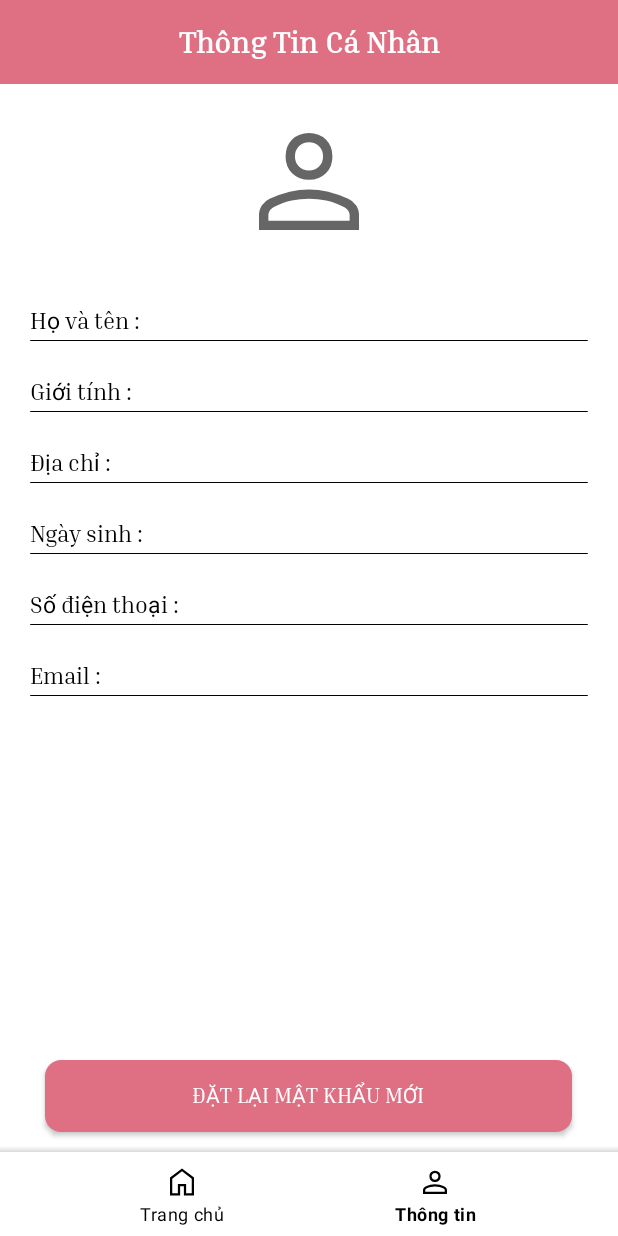
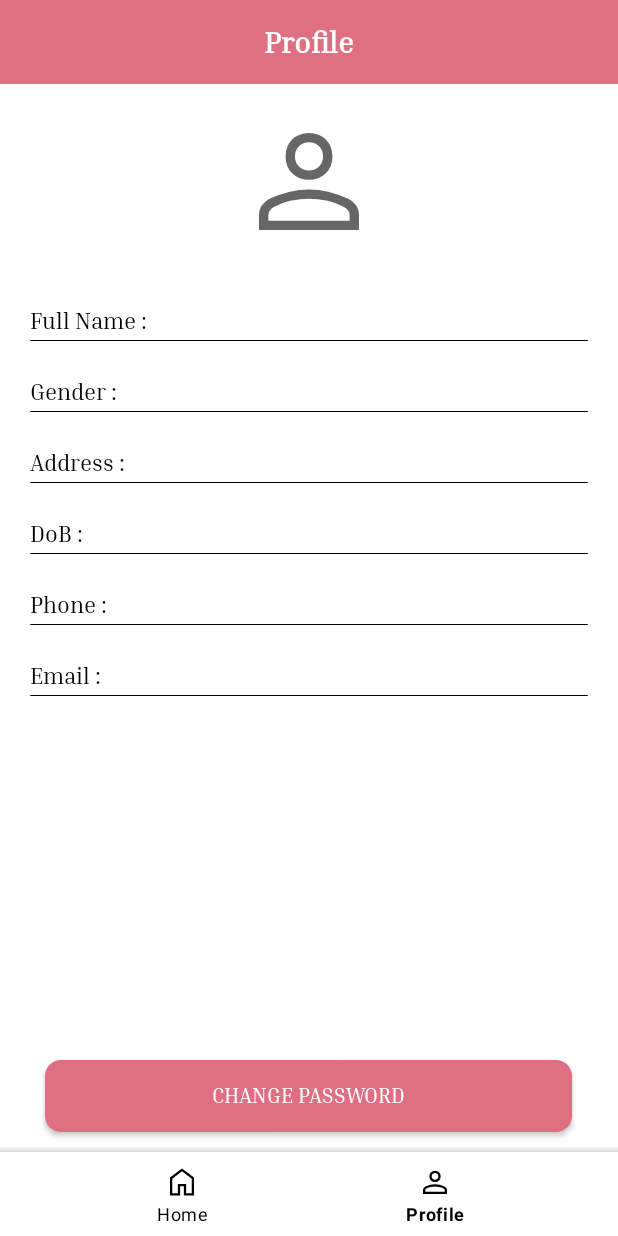
Before and after one commit to Henlla/SMSAPP, an Android app: the HomeFragment screen opened directly, with no data from a screen before it, item 2 of the bottom bar chosen, on a phone screen of 412 x 824 dp. Run offline under Robolectric (Android 15) with nearby library versions, the phone set to English and light mode, and no system bars; our stand-ins replace CircleImageView, Firebase (no records; nobody signed in at launch, a user with empty details on screens opened directly), sdp/ssp sizes; libraries missing offline, so code that uses them is left out: com.auth0.jwt, com.smarteist.autoimageslider, dev.shreyaspatil; pictures from the network do not load; 20 statements that could not run were skipped.

```diff
--- a/app/src/main/AndroidManifest.xml
+++ b/app/src/main/AndroidManifest.xml
@@ -2,6 +2,8 @@
 <manifest xmlns:android="http://schemas.android.com/apk/res/android"
           xmlns:tools="http://schemas.android.com/tools"
           package="com.demo1.smsapp">
+    <uses-permission android:name="android.permission.INTERNET"/>
+
     <uses-permission android:name="android.permission.READ_EXTERNAL_STORAGE"/>
     <uses-permission android:name="android.permission.WRITE_EXTERNAL_STORAGE"/>
     <uses-permission android:name="android.permission.POST_NOTIFICATIONS" tools:node="remove"/>
--- a/app/src/main/java/com/demo1/smsapp/adapter/ListScheduleAdapter.java
+++ b/app/src/main/java/com/demo1/smsapp/adapter/ListScheduleAdapter.java
@@ -67,6 +67,12 @@ public class ListScheduleAdapter extends RecyclerView.Adapter<ListScheduleAdapte
         oldList.addAll(newList);
     }
 
+    public void clear() {
+        int size = scheduleDetails.size();
+        scheduleDetails.clear();
+        notifyItemRangeRemoved(0, size);
+    }
+
     public static class ListScheduleVH extends RecyclerView.ViewHolder{
         ListScheduleBinding scheduleBinding;
         public ListScheduleVH(ListScheduleBinding scheduleBinding) {
--- a/app/src/main/java/com/demo1/smsapp/api/ClassAPI.java
+++ b/app/src/main/java/com/demo1/smsapp/api/ClassAPI.java
@@ -2,13 +2,15 @@ package com.demo1.smsapp.api;
 
 import com.demo1.smsapp.dto.ResponseModel;
 import retrofit2.Call;
-import retrofit2.http.GET;
-import retrofit2.http.Header;
-import retrofit2.http.Path;
+import retrofit2.http.*;
 
 public interface ClassAPI {
 
     @GET("getClass/{classId}")
     Call<ResponseModel> getClassById(@Header("Authorization")String _token, @Path("classId")Integer classId);
 
+    @POST("findClassCode")
+    @FormUrlEncoded
+    Call<ResponseModel> findClassCode(@Header("Authorization")String _token, @Field("classCode") String classCode);
+
 }
--- a/app/src/main/java/com/demo1/smsapp/fragment/HomeFragment.java
+++ b/app/src/main/java/com/demo1/smsapp/fragment/HomeFragment.java
@@ -43,6 +43,7 @@ import com.demo1.smsapp.models.*;
 import com.demo1.smsapp.utils.ConvertDayOfWeek;
 import com.google.android.gms.tasks.OnFailureListener;
 import com.google.android.gms.tasks.OnSuccessListener;
+import com.google.android.gms.tasks.Task;
 import com.google.firebase.crashlytics.buildtools.reloc.com.google.common.reflect.TypeToken;
 import com.google.firebase.storage.FirebaseStorage;
 import com.google.firebase.storage.StorageReference;
@@ -52,6 +53,7 @@ import com.smarteist.autoimageslider.SliderAnimations;
 import com.smarteist.autoimageslider.SliderView;
 import dev.shreyaspatil.MaterialDialog.MaterialDialog;
 import dev.shreyaspatil.MaterialDialog.interfaces.DialogInterface;
+import org.jetbrains.annotations.NotNull;
 import retrofit2.Call;
 import retrofit2.Callback;
 import retrofit2.Response;
@@ -127,7 +129,7 @@ public class HomeFragment extends Fragment {
     }
 
     private void processBtnCloseNotification() {
-        fragmentHomeBinding.btnCloseNotice.setOnClickListener(view->{
+        fragmentHomeBinding.btnCloseNotice.setOnClickListener(view -> {
             fragmentHomeBinding.layoutNotification.setVisibility(View.GONE);
         });
     }
@@ -165,8 +167,8 @@ public class HomeFragment extends Fragment {
                                                 for (ScheduleDetail scheduleDetail : schedule.getScheduleDetailsById()) {
                                                     if (LocalDate.parse(scheduleDetail.getDate()).equals(currenDate)) {
                                                         fragmentHomeBinding.layoutNotification.setVisibility(View.VISIBLE);
-                                                        fragmentHomeBinding.subName.setText("Môn: "+scheduleDetail.getSubjectBySubjectId().getSubjectName());
-                                                        fragmentHomeBinding.time.setText("Vào lúc: "+ConvertDayOfWeek.convertShift(classses.getShift()));
+                                                        fragmentHomeBinding.subName.setText("Môn: " + scheduleDetail.getSubjectBySubjectId().getSubjectName());
+                                                        fragmentHomeBinding.time.setText("Vào lúc: " + ConvertDayOfWeek.convertShift(classses.getShift()));
                                                     }
                                                 }
                                             }
@@ -220,18 +222,18 @@ public class HomeFragment extends Fragment {
 
     public List<FunctionModel> listF() {
         List<FunctionModel> functionModels = new ArrayList<>();
-        FunctionModel attendance = new FunctionModel(ERole.Teacher.toString(), "Điểm danh", ATTENDANCE.toString(), R.drawable.logout_2);
-        FunctionModel mark = new FunctionModel(ERole.Teacher.toString(), "Xem điểm", MARK.toString(), R.drawable.logout_2);
-        FunctionModel schedule = new FunctionModel(ERole.Student.toString(), "Thời khóa biểu", SCHEDULES.toString(), R.drawable.logout_2);
-        FunctionModel application = new FunctionModel(ERole.Student.toString(), "Nợp đơn", APPLICATION.toString(), R.drawable.logout_2);
-        FunctionModel schedule1 = new FunctionModel(ERole.Teacher.toString(), "Thời khóa biểu1", SCHEDULES.toString(), R.drawable.logout_2);
-        FunctionModel schedule2 = new FunctionModel(ERole.Teacher.toString(), "Thời khóa biểu2", SCHEDULES.toString(), R.drawable.logout_2);
+        FunctionModel attendance = new FunctionModel(ERole.Teacher.toString(), "Attendance", ATTENDANCE.toString(), R.drawable.attendance);
+        FunctionModel attendanceStudent = new FunctionModel(ERole.Student.toString(), "Attendance", ATTENDANCE.toString(), R.drawable.attendance);
+        FunctionModel mark = new FunctionModel(ERole.Teacher.toString(), "Mark", MARK.toString(), R.drawable.logout_2);
+        FunctionModel schedule = new FunctionModel(ERole.Student.toString(), "Timetable", SCHEDULES.toString(), R.drawable.schedule);
+        FunctionModel application = new FunctionModel(ERole.Student.toString(), "Application", APPLICATION.toString(), R.drawable.resume);
+        FunctionModel checkMark = new FunctionModel(ERole.Student.toString(), "Mark", MARK.toString(), R.drawable.check_mark);
         functionModels.add(attendance);
         functionModels.add(mark);
         functionModels.add(schedule);
         functionModels.add(application);
-        functionModels.add(schedule1);
-        functionModels.add(schedule2);
+        functionModels.add(attendanceStudent);
+        functionModels.add(checkMark);
         return functionModels;
     }
 
@@ -282,8 +284,8 @@ public class HomeFragment extends Fragment {
     private void processLogout() {
         fragmentHomeBinding.btnLogout.setOnClickListener(view -> {
             mDialog = new MaterialDialog.Builder(homeActivity)
-                    .setTitle("Đăng xuất")
-                    .setMessage("Bạn có muốn đăng xuất !")
+                    .setTitle("Logout")
+                    .setMessage("Do you wanna logout !")
                     .setCancelable(false)
                     .setPositiveButton("", R.drawable.logout_2, new MaterialDialog.OnClickListener() {
                         @Override
@@ -322,19 +324,14 @@ public class HomeFragment extends Fragment {
         reference.getDownloadUrl().addOnSuccessListener(new OnSuccessListener<Uri>() {
             @Override
             public void onSuccess(Uri uri) {
+                Log.e("uri",uri.toString());
                 Glide.with(context)
                         .load(uri)
+                        .error(R.drawable.image_notavailable)
                         .centerCrop()
-                        .error(R.drawable.image_notavailable)
                         .into(fragmentHomeBinding.profileImage);
             }
-        }).addOnFailureListener(new OnFailureListener() {
-            @Override
-            public void onFailure(@NonNull Exception exception) {
-                // Handle any errors
-                Log.e("fb",exception.getMessage());
-            }
-        });;
+        });
         String fullName = profile.getFirstName() + " " + profile.getLastName();
         fragmentHomeBinding.username.setText(fullName);
     }
--- a/app/src/main/res/layout/activity_change_password.xml
+++ b/app/src/main/res/layout/activity_change_password.xml
@@ -26,7 +26,7 @@
                   android:textColor="@color/white"
                   android:textStyle="bold"
                   android:id="@+id/sub_title"
-                  android:text="Thay đổi mật khẩu"/>
+                  android:text="Change password"/>
         <ImageView android:layout_width="@dimen/_30sdp"
                    android:layout_height="@dimen/_30sdp"
                    android:layout_gravity="end"
@@ -48,7 +48,7 @@
                   android:layout_height="wrap_content"
                   android:layout_centerVertical="true"
                   android:fontFamily="@font/inria_serif_regular"
-                  android:text="Mật khẩu cũ :"
+                  android:text="Old password :"
                   style="@style/label"/>
         <EditText android:layout_width="wrap_content"
                   android:layout_height="wrap_content"
@@ -82,7 +82,7 @@
                   android:layout_height="wrap_content"
                   android:layout_centerVertical="true"
                   android:fontFamily="@font/inria_serif_regular"
-                  android:text="Mật khẩu mới :"
+                  android:text="New password :"
                   style="@style/label"/>
         <EditText android:layout_width="wrap_content"
                   android:layout_height="wrap_content"
--- a/app/src/main/res/layout/activity_list_news.xml
+++ b/app/src/main/res/layout/activity_list_news.xml
@@ -28,7 +28,7 @@
                   android:textColor="@color/white"
                   android:textStyle="bold"
                   android:id="@+id/sub_title"
-                  android:text="Danh sách tin tức"/>
+                  android:text="List news"/>
     </androidx.appcompat.widget.Toolbar>
     <androidx.recyclerview.widget.RecyclerView android:layout_width="match_parent"
                                                android:layout_height="wrap_content"
--- a/app/src/main/res/layout/activity_login.xml
+++ b/app/src/main/res/layout/activity_login.xml
@@ -31,7 +31,7 @@
                   android:layout_marginTop="5dp"
                   android:background="@null"
                   android:fontFamily="@font/inria_serif_regular"
-                  android:hint="Tên đăng nhập "
+                  android:hint="Username "
                   android:layout_toEndOf="@+id/icon_user"/>
     </RelativeLayout>
     <RelativeLayout android:layout_width="match_parent"
@@ -53,7 +53,7 @@
                   android:id="@+id/lg_password"
                   android:fontFamily="@font/inria_serif_regular"
                   android:layout_marginStart="10dp"
-                  android:hint="Mật khẩu"
+                  android:hint="Password"
                   android:inputType="textPassword"
                   android:layout_toEndOf="@+id/icon_password"/>
         <ImageView android:id="@+id/hideShowPass"
@@ -83,7 +83,7 @@
     <androidx.appcompat.widget.AppCompatButton android:layout_width="200dp"
             android:id="@+id/btnLogin"
             android:layout_marginTop="40dp"
-            android:text="Đăng nhập"
+            android:text="Login"
             android:fontFamily="@font/inria_serif_regular"
             android:background="@drawable/btnlogin_background"
             android:layout_height="wrap_content"/>
--- a/app/src/main/res/layout/fragment_profile.xml
+++ b/app/src/main/res/layout/fragment_profile.xml
@@ -13,7 +13,7 @@
         <TextView android:layout_width="wrap_content"
                   android:layout_height="wrap_content"
                   android:fontFamily="@font/inria_serif_regular"
-                  android:text="Thông Tin Cá Nhân"
+                  android:text="Profile"
                   android:layout_gravity="center"
                   android:textColor="@color/white"
                   android:textStyle="bold"
@@ -58,7 +58,7 @@
                       android:layout_height="wrap_content"
                       android:layout_centerVertical="true"
                       android:fontFamily="@font/inria_serif_regular"
-                      android:text="Họ và tên :"
+                      android:text="Full Name :"
                       style="@style/label"/>
             <TextView android:layout_width="wrap_content"
                       android:layout_height="wrap_content"
@@ -86,7 +86,7 @@
                       android:layout_height="wrap_content"
                       android:layout_centerVertical="true"
                       android:fontFamily="@font/inria_serif_regular"
-                      android:text="Giới tính :"
+                      android:text="Gender :"
                       style="@style/label"/>
             <TextView android:layout_width="wrap_content"
                       android:layout_height="wrap_content"
@@ -116,7 +116,7 @@
                       android:id="@+id/lb_address"
                       android:layout_centerVertical="true"
                       android:fontFamily="@font/inria_serif_regular"
-                      android:text="Địa chỉ :"
+                      android:text="Address :"
                       style="@style/label"/>
             <TextView android:layout_width="wrap_content"
                       android:layout_height="wrap_content"
@@ -148,7 +148,7 @@
                       android:layout_height="wrap_content"
                       android:layout_centerVertical="true"
                       android:fontFamily="@font/inria_serif_regular"
-                      android:text="Ngày sinh :"
+                      android:text="DoB :"
                       style="@style/label"/>
             <TextView android:layout_width="wrap_content"
                       android:layout_height="wrap_content"
@@ -180,7 +180,7 @@
                       android:layout_height="wrap_content"
                       android:layout_centerVertical="true"
                       android:fontFamily="@font/inria_serif_regular"
-                      android:text="Số điện thoại :"
+                      android:text="Phone :"
                       style="@style/label"/>
             <TextView android:layout_width="wrap_content"
                       android:layout_height="wrap_content"
@@ -244,7 +244,7 @@
                       android:layout_height="wrap_content"
                       android:layout_centerVertical="true"
                       android:fontFamily="@font/inria_serif_regular"
-                      android:text="Nghành học :"
+                      android:text="Major :"
                       style="@style/label"/>
             <TextView android:layout_width="wrap_content"
                       android:layout_height="wrap_content"
@@ -276,7 +276,7 @@
                       android:layout_height="wrap_content"
                       android:layout_centerVertical="true"
                       android:fontFamily="@font/inria_serif_regular"
-                      android:text="Lớp học :"
+                      android:text="Class :"
                       style="@style/label"/>
             <TextView android:layout_width="wrap_content"
                       android:layout_height="wrap_content"
@@ -284,7 +284,7 @@
                       android:layout_marginStart="@dimen/_5sdp"
                       android:maxLines="2"
                       android:maxWidth="@dimen/_300sdp"
-                      android:text="Chưa có"
+                      android:text="No"
                       android:id="@+id/tv_class"
                       style="@style/text"
                       android:layout_centerInParent="true"/>
@@ -299,7 +299,7 @@
         <androidx.appcompat.widget.AppCompatButton android:layout_width="@dimen/_270sdp"
                                                    android:id="@+id/btn_changePassword"
                                                    android:layout_marginTop="40dp"
-                                                   android:text="Đặt lại mật khẩu mới"
+                                                   android:text="Change password"
                                                    android:textColor="@color/white"
                                                    android:layout_alignParentBottom="true"
                                                    android:layout_centerHorizontal="true"
--- a/app/src/main/res/layout/list_function.xml
+++ b/app/src/main/res/layout/list_function.xml
@@ -22,6 +22,7 @@
             android:id="@+id/title"
             android:fontFamily="@font/inria_serif_regular"
             android:text="function 1"
+            android:textColor="@color/black"
             android:layout_below="@id/img_func"
             android:layout_centerHorizontal="true"
     />
--- a/app/src/main/res/layout/list_schedule.xml
+++ b/app/src/main/res/layout/list_schedule.xml
@@ -11,7 +11,7 @@
             android:layout_height="wrap_content"
             android:orientation="vertical"
             android:layout_gravity="center_vertical"
-            android:layout_marginStart="@dimen/_10sdp">
+            android:layout_marginStart="@dimen/_20sdp">
         <TextView android:layout_width="wrap_content"
                   android:layout_height="wrap_content"
                   android:id="@+id/tv_dayOfWeek"
@@ -30,7 +30,7 @@
             android:layout_below="@+id/tv_fullName"
             android:layout_height="match_parent"
             android:background="@drawable/line_4"
-            android:layout_marginStart="@dimen/_30sdp"
+            android:layout_marginStart="@dimen/_35sdp"
     />
     <androidx.recyclerview.widget.RecyclerView
             android:layout_width="match_parent"
--- a/app/src/main/res/values/strings.xml
+++ b/app/src/main/res/values/strings.xml
@@ -1,15 +1,15 @@
 <resources>
     <string name="app_name">SMSAPP</string>
-    <string name="msg_error_login">Yêu cầu tên đăng nhập và mật khẩu !</string>
-    <string name="msg_error_username">Yêu cầu tên đăng nhập !</string>
-    <string name="msg_error_password">Yêu cầu mật khẩu !</string>
+    <string name="msg_error_login">Enter username and password !</string>
+    <string name="msg_error_username">Enter username !</string>
+    <string name="msg_error_password">Enter password !</string>
     <!-- TODO: Remove or change this placeholder text -->
     <string name="hello_blank_fragment">Hello blank fragment</string>
-    <string name="home">Trang chủ</string>
-    <string name="favorite">Thông tin</string>
-    <string name="msg_error_changePassword">Yêu cầu điền mật khẩu cũ và mật khẩu mới !</string>
-    <string name="msg_error_oldPassword">Yêu cầu nhập mật khẩu cũ !</string>
-    <string name="msg_error_newPassword">Yêu cầu nhập mật khẩu mới !</string>
+    <string name="home">Home</string>
+    <string name="favorite">Profile</string>
+    <string name="msg_error_changePassword">Enter old password and new password !</string>
+    <string name="msg_error_oldPassword">Enter old password !</string>
+    <string name="msg_error_newPassword">Enter new password !</string>
     <string name="default_notification_channel_id">htk_app</string>
 
 </resources>
```
Also changed, not shown: app/src/main/java/com/demo1/smsapp/activity/TimetableActivity.java (+41 -3 lines), app/src/main/res/layout/activity_application.xml (+7 -7 lines), app/src/main/res/layout/activity_timetable.xml (+27 -8 lines), app/src/main/res/layout/fragment_home.xml (+5 -6 lines), app/src/main/res/drawable/attendance.png (added), app/src/main/res/drawable/check_mark.png (added), app/src/main/res/drawable/resume.png (added), app/src/main/res/drawable/schedule.png (added).
